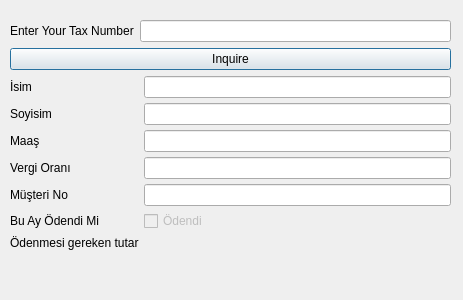
Qt form design-files/questioning.ui (xaprier/qt-taxing) before a commit.
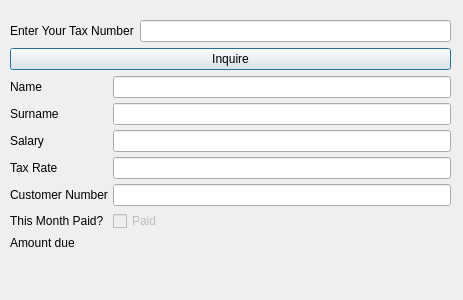
The same form after that commit.

Patch:
```diff
--- a/design-files/questioning.ui
+++ b/design-files/questioning.ui
@@ -59,7 +59,7 @@
       <item row="0" column="0">
        <widget class="QLabel" name="lEditName">
         <property name="text">
-         <string>İsim</string>
+         <string>Name</string>
         </property>
        </widget>
       </item>
@@ -73,7 +73,7 @@
       <item row="1" column="0">
        <widget class="QLabel" name="lEditSurname">
         <property name="text">
-         <string>Soyisim</string>
+         <string>Surname</string>
         </property>
        </widget>
       </item>
@@ -87,7 +87,7 @@
       <item row="2" column="0">
        <widget class="QLabel" name="lEditSalary">
         <property name="text">
-         <string>Maaş</string>
+         <string>Salary</string>
         </property>
        </widget>
       </item>
@@ -101,7 +101,7 @@
       <item row="3" column="0">
        <widget class="QLabel" name="lEditTaxRatio">
         <property name="text">
-         <string>Vergi Oranı</string>
+         <string>Tax Rate</string>
         </property>
        </widget>
       </item>
@@ -115,7 +115,7 @@
       <item row="4" column="0">
        <widget class="QLabel" name="lEditCustomerNo">
         <property name="text">
-         <string>Müşteri No</string>
+         <string>Customer Number</string>
         </property>
        </widget>
       </item>
@@ -129,7 +129,7 @@
       <item row="5" column="0">
        <widget class="QLabel" name="lEditPaid">
         <property name="text">
-         <string>Bu Ay Ödendi Mi</string>
+         <string>This Month Paid?</string>
         </property>
        </widget>
       </item>
@@ -139,7 +139,7 @@
          <bool>false</bool>
         </property>
         <property name="text">
-         <string>Ödendi</string>
+         <string>Paid</string>
         </property>
         <property name="checkable">
          <bool>true</bool>
@@ -152,7 +152,7 @@
       <item row="6" column="0">
        <widget class="QLabel" name="lEditTotal">
         <property name="text">
-         <string>Ödenmesi gereken tutar</string>
+         <string>Amount due</string>
         </property>
        </widget>
       </item>
```
